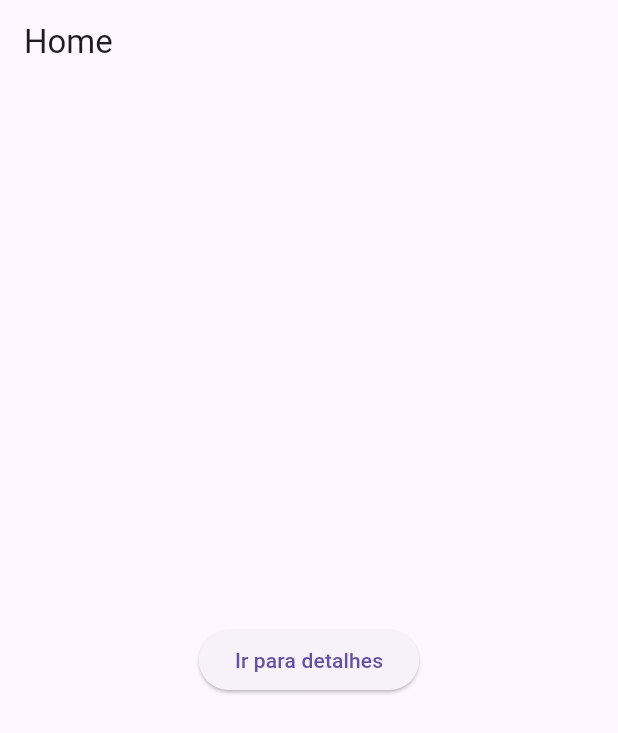
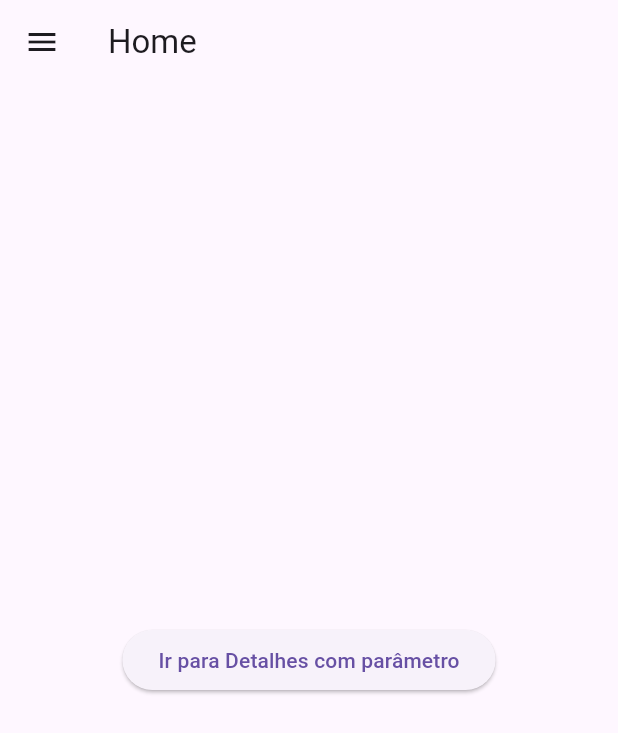
Before and after one commit to Silveira789/my_flutter_app, a Flutter app: the screen it shows after launch, on a phone screen of 412 x 824 dp. Shown: the top 733 px of the screen. Run offline on Flutter 3.47's test engine with Material 3 defaults, Android fonts, the phone set to English and light mode, and no system bars.

Commit message:
feat: implementação de navegação com rotas nomeadas, passagem de parâmetro e menu lateral

```diff
--- a/lib/screens/home_screen.dart
+++ b/lib/screens/home_screen.dart
@@ -7,12 +7,44 @@ class HomeScreen extends StatelessWidget {
   Widget build(BuildContext context) {
     return Scaffold(
       appBar: AppBar(title: const Text('Home')),
+      drawer: Drawer(
+        child: ListView(
+          padding: EdgeInsets.zero,
+          children: [
+            const DrawerHeader(
+              decoration: BoxDecoration(color: Colors.blue),
+              child: Text(
+                'Menu',
+                style: TextStyle(color: Colors.white, fontSize: 24),
+              ),
+            ),
+            ListTile(
+              title: const Text('Perfil'),
+              onTap: () {
+                Navigator.pushNamed(context, '/profile');
+              },
+            ),
+            ListTile(
+              title: const Text('Configurações'),
+              onTap: () {
+                Navigator.pushNamed(context, '/settings');
+              },
+            ),
+            ListTile(
+              title: const Text('Sobre'),
+              onTap: () {
+                Navigator.pushNamed(context, '/about');
+              },
+            ),
+          ],
+        ),
+      ),
       body: Center(
         child: ElevatedButton(
           onPressed: () {
-            Navigator.pushNamed(context, '/details', arguments: 'Parâmetro Exemplo');
+            Navigator.pushNamed(context, '/details', arguments: 'Olá da Home!');
           },
-          child: const Text('Ir para detalhes'),
+          child: const Text('Ir para Detalhes com parâmetro'),
         ),
       ),
     );
```
Also changed, not shown: lib/screens/details_screen.dart (+13 -3 lines).
